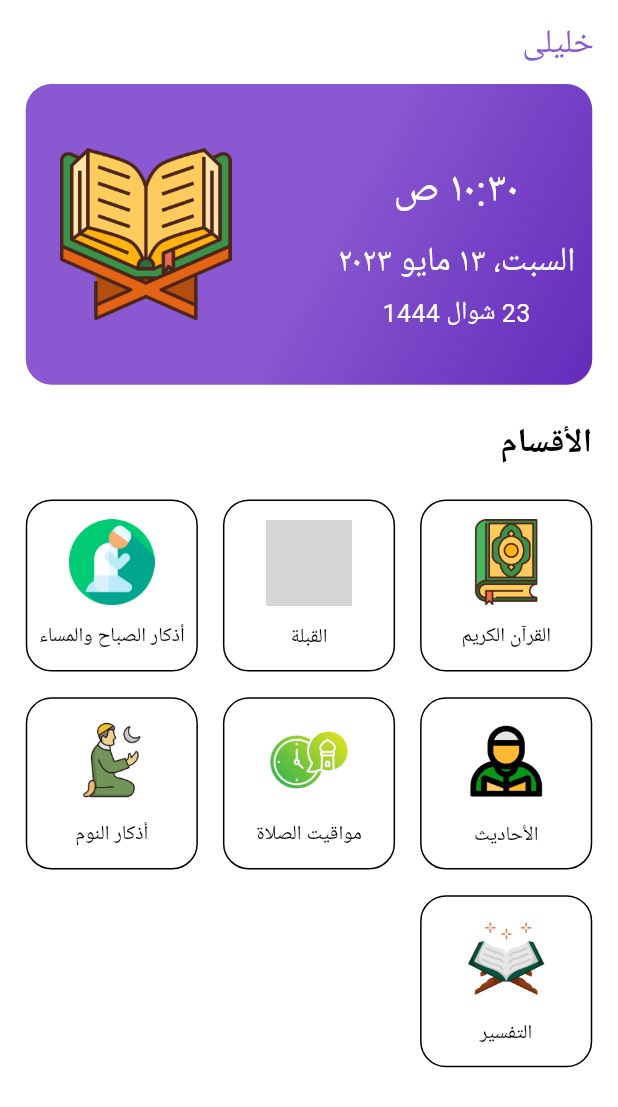
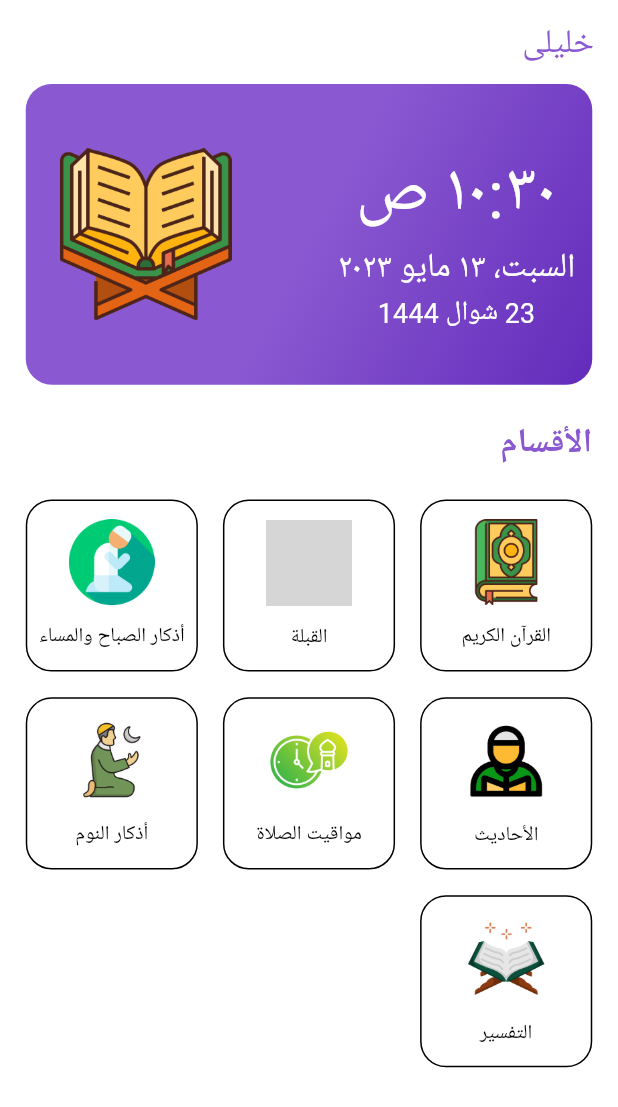
Before and after one commit to tawfek44/Kahlely, a Flutter app: the screen it shows after launch, on a phone screen of 412 x 824 dp. Shown: the top 1107 px of the screen. Run offline on Flutter 3.47's test engine with Material 2 defaults, Android fonts, the phone set to English and light mode, and no system bars; our stand-ins replace chopper, flutter_bloc, flutter_compass, flutter_screenutil, flutter_svg, freezed_annotation and 10 more; missing offline and left inert: dart:ffi, draggable_scrollbar, flutter_qiblah, quran, smooth_compass; generated files the repository leaves out were written again; grey boxes are pictures that could not be loaded.

Commit message:
khalely v1

```diff
--- a/lib/main.dart
+++ b/lib/main.dart
@@ -48,7 +48,7 @@ class _MyAppState extends State<MyApp> {
           ],
           debugShowCheckedModeBanner: false,
           theme: themeData,
-          initialRoute: Routes.homeScreenRoute,
+          initialRoute: Routes.splashScreenRoute,
           onGenerateRoute: NamedNavigatorImpl.onGenerateRoute,
           navigatorKey: NamedNavigatorImpl.navigatorState,
         );
--- a/lib/screens/azkar/azkar_morning_nights/azkar_morning_nights.dart
+++ b/lib/screens/azkar/azkar_morning_nights/azkar_morning_nights.dart
@@ -59,11 +59,6 @@ class _AzkarMorningAndNightState extends State<AzkarMorningAndNight> {
               azkar: state.azkarModel.morningAndNightAzkar, index: index);
         },
       );
-  Widget getErrorWidget() => Center(
-        child: AppText(
-          text: 'نأسف لا نستطيع خدمتك أخى العزيز  حاول مرة أخرى',
-        ),
-      );
   Widget getAzkarItem(
       {required List<MorningAndNightAzkar> azkar, required int index}) {
     return Card(
--- a/lib/screens/azkar/sleep_azkar/sleep_azkar_screen.dart
+++ b/lib/screens/azkar/sleep_azkar/sleep_azkar_screen.dart
@@ -44,11 +44,6 @@ class _SleepAzkar extends State<SleepAzkarScreen> {
     );
   }
 
-  Widget getErrorWidget() => Center(
-        child: AppText(
-          text: 'نأسف لا نستطيع خدمتك أخى العزيز  حاول مرة أخرى',
-        ),
-      );
   Widget getAzkarScreen({required state}) => Padding(
       padding: EdgeInsets.symmetric(horizontal: 15.w, vertical: 10.h),
       child: getAzkarListView(state: state));
--- a/lib/screens/home_screen/home_screen.dart
+++ b/lib/screens/home_screen/home_screen.dart
@@ -9,7 +9,6 @@ import 'package:khalely/styles/colors.dart';
 
 import '../../app_routes/app_routes_names.dart';
 import '../../constants.dart';
-import '../../shared_wigets/app_bar_widget.dart';
 
 class HomeScreen extends StatefulWidget {
   const HomeScreen({Key? key}) : super(key: key);
@@ -36,6 +35,7 @@ class _HomeScreenState extends State<HomeScreen> {
               AppText(
                 text: 'الأقسام',
                 fontWeight: FontWeight.bold,
+                color: AppColors.primaryColor,
                 fontSize: 20.sp,
               ),
               SizedBox(
@@ -70,29 +70,23 @@ class _HomeScreenState extends State<HomeScreen> {
       );
 
   Widget getDateInfo() => Padding(
-        padding: EdgeInsets.only(right: 10.w, top: 45.h),
+        padding: EdgeInsets.only(right: 10.w, top: 36.h),
         child: Column(
           children: [
             AppText(
               text: getTimeInArabic(),
               color: Colors.white,
-              fontSize: 25.sp,
-            ),
-            SizedBox(
-              height: 10.h,
+              fontSize: 40.sp,
             ),
             AppText(
               text: getGeorgianTimeInArabic(),
               color: Colors.white,
               fontSize: 20.sp,
             ),
-            SizedBox(
-              height: 5.h,
-            ),
             AppText(
               text: getHijriTimeInArabic(),
               color: Colors.white,
-              fontSize: 15.sp,
+              fontSize: 16.sp,
             ),
           ],
         ),
--- a/lib/screens/prayer_timings_screen/prayer_timings_screen.dart
+++ b/lib/screens/prayer_timings_screen/prayer_timings_screen.dart
@@ -82,9 +82,6 @@ class _PrayerTimingsScreenState extends State<PrayerTimingsScreen> {
         );
   }
 
-  Widget getErrorWidget() => Center(
-        child: SizedBox(width: 80.w, child: Image.asset('assets/no_wifi.png')),
-      );
   Widget getPrayerTimingsIcons({required String icon}) => SizedBox(
         width: 40.w,
         child: Image.asset('assets/$icon'),
--- a/lib/screens/surah_names_screen/surah_names_screen.dart
+++ b/lib/screens/surah_names_screen/surah_names_screen.dart
@@ -82,11 +82,7 @@ class _SurahNamesScreenState extends State<SurahNamesScreen> {
               ],
             );
           } else {
-            return Center(
-              child: AppText(
-                  text:
-                      'نأسف لحدوث هذا الخطأ يرجى التأكد من جودة الإنترنت والمحاولة مرة أخرى'),
-            );
+            return getErrorWidget();
           }
         },
       ),
--- a/lib/screens/surah_screens/surah_translation.dart
+++ b/lib/screens/surah_screens/surah_translation.dart
@@ -53,11 +53,7 @@ class _SurahTranslationScreenState extends State<SurahTranslationScreen> {
               ),
             );
           } else {
-            return Center(
-              child: AppText(
-                  text:
-                      'نأسف لحدوث هذا الخطأ يرجى التأكد من جودة الإنترنت والمحاولة مرة أخرى'),
-            );
+            return getErrorWidget();
           }
         },
       ),
--- a/lib/screens/surah_screens/surah_translation_names.dart
+++ b/lib/screens/surah_screens/surah_translation_names.dart
@@ -75,11 +75,7 @@ class _SurahTranslationNamesScreenState
               ),
             );
           } else {
-            return Center(
-              child: AppText(
-                  text:
-                      'نأسف لحدوث هذا الخطأ يرجى التأكد من جودة الإنترنت والمحاولة مرة أخرى'),
-            );
+            return getErrorWidget();
           }
         },
       ),
```
Also changed, not shown: lib/constants.dart (+8 -0 lines), lib/screens/hadith_info_screen/hadith_screen.dart (+1 -7 lines), lib/screens/hadith_tellers_names_screen/hadith_tellers_names_screen.dart (+1 -7 lines), lib/screens/qibla_screen/qibla_screen.dart (+5 -50 lines), lib/screens/splash_screen/splash_screen.dart (+1 -21 lines).
